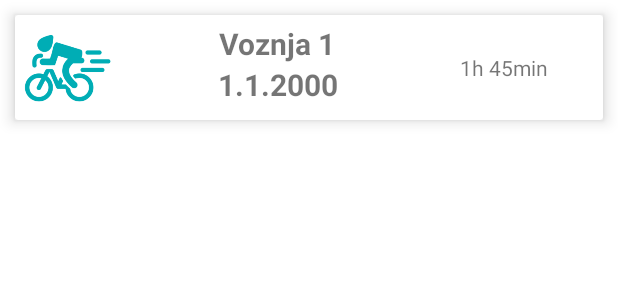
After one commit to KiwiBrezo/cycling-tracker-app, an Android app: the layout ride_card_view.xml on its own in the app's theme, with its tools: preview values and no code run, on a phone screen of 412 x 824 dp. The commit adds this screen. Shown: the top 300 px of the screen. Run offline under Robolectric (Android 15) with nearby library versions, the phone set to English and light mode, and no system bars.

Commit message:
Added recycler view and data adapters.

```diff
--- a/app/build.gradle
+++ b/app/build.gradle
@@ -37,6 +37,8 @@ apply plugin: 'kotlin-kapt'
 dependencies {
 
     implementation 'androidx.core:core-ktx:1.7.0'
+    implementation 'androidx.recyclerview:recyclerview:1.2.0'
+    implementation 'androidx.cardview:cardview:1.0.0'
     implementation 'androidx.appcompat:appcompat:1.6.1'
     implementation 'com.google.android.material:material:1.8.0'
     implementation 'androidx.constraintlayout:constraintlayout:2.1.3'
--- /dev/null
+++ b/app/src/main/java/si/um/feri/cycling_tracker_app/adapters/holder/RideCardData.kt
@@ -0,0 +1,4 @@
+package si.um.feri.cycling_tracker_app.adapters.holder
+
+data class RideCardData(val rideNameText: String, val dateOfRide: String, val durationOfRide: String) {
+}
--- /dev/null
+++ b/app/src/main/res/layout/ride_card_view.xml
@@ -0,0 +1,65 @@
+<?xml version="1.0" encoding="utf-8"?>
+<androidx.cardview.widget.CardView
+    xmlns:android="http://schemas.android.com/apk/res/android"
+    xmlns:app="http://schemas.android.com/apk/res-auto"
+    android:layout_width="match_parent"
+    android:layout_height="70dp"
+    android:layout_margin="10dp"
+    app:cardElevation="6dp">
+
+    <LinearLayout
+        android:layout_width="match_parent"
+        android:layout_height="match_parent"
+        android:orientation="horizontal"
+        android:padding="5dp">
+
+        <ImageView
+            android:id="@+id/imageview"
+            android:layout_width="60dp"
+            android:layout_height="60dp"
+            android:src="@drawable/home_icon" />
+
+        <LinearLayout
+            android:layout_width="200dp"
+            android:layout_height="match_parent"
+            android:gravity="center"
+            android:orientation="vertical">
+
+            <TextView
+                android:id="@+id/voznja_name_textview"
+                android:layout_width="wrap_content"
+                android:layout_height="wrap_content"
+                android:layout_marginStart="10dp"
+                android:layout_marginLeft="15dp"
+                android:text="Voznja 1"
+                android:textSize="20sp"
+                android:textStyle="bold" />
+
+            <TextView
+                android:id="@+id/date_of_voznja_textview"
+                android:layout_width="wrap_content"
+                android:layout_height="wrap_content"
+                android:layout_marginStart="10dp"
+                android:layout_marginLeft="15dp"
+                android:layout_weight="1"
+                android:text="1.1.2000"
+                android:textSize="20sp"
+                android:textStyle="bold" />
+        </LinearLayout>
+
+        <LinearLayout
+            android:layout_width="match_parent"
+            android:layout_height="match_parent"
+            android:orientation="vertical">
+
+            <TextView
+                android:id="@+id/duration_of_voznja_textview"
+                android:layout_width="match_parent"
+                android:layout_height="match_parent"
+                android:gravity="center"
+                android:text="1h 45min" />
+        </LinearLayout>
+
+    </LinearLayout>
+
+</androidx.cardview.widget.CardView>
```
Also changed, not shown: app/src/main/java/si/um/feri/cycling_tracker_app/activites/RidesActivity.kt (+30 -0 lines), app/src/main/java/si/um/feri/cycling_tracker_app/adapters/RideCardAdapter.kt (added, +37 -0 lines), app/src/main/res/layout/activity_rides.xml (+10 -4 lines).
